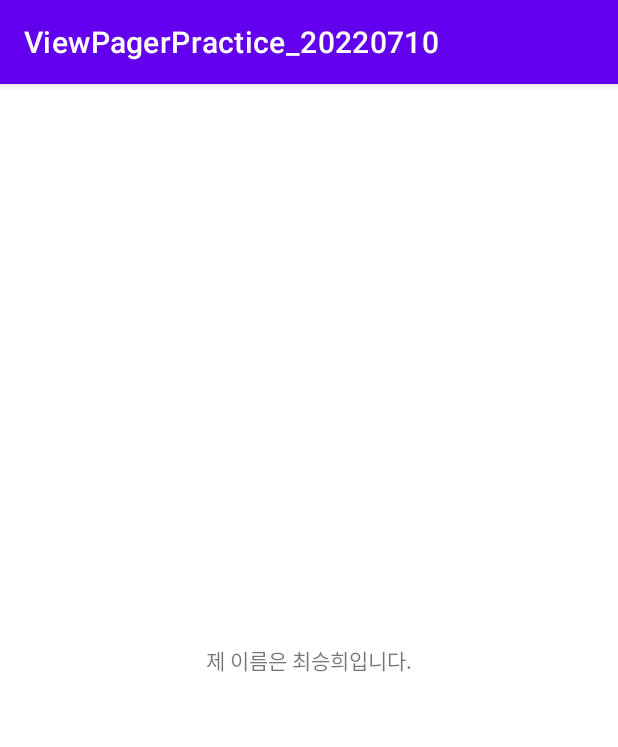
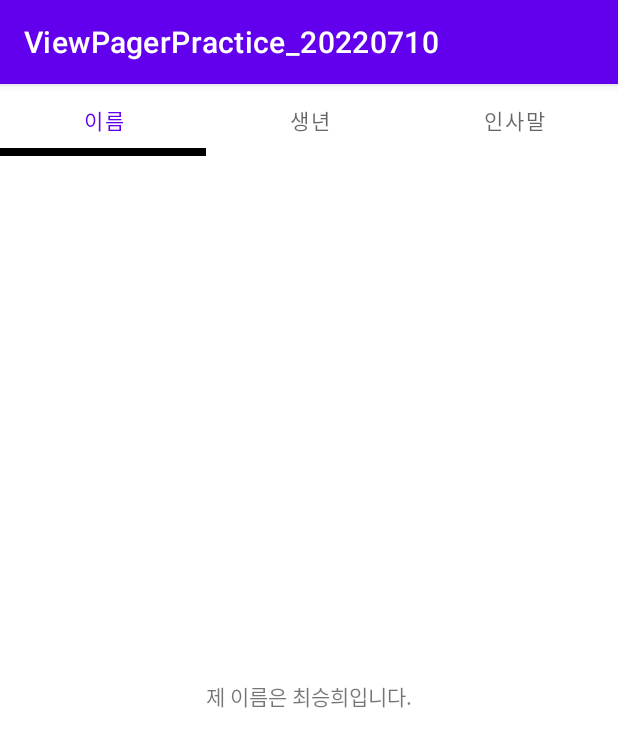
Before and after one commit to csh113/ViewPagerPractice_20220710, an Android app: the screen it shows after launch (MainActivity), on a phone screen of 412 x 824 dp. Shown: the top 747 px of the screen. Run offline under Robolectric (Android 15) with nearby library versions, the phone set to English and light mode, and no system bars.

Commit message:
5. TabLayout과 ViewPager 연동 완료

```diff
--- a/app/src/main/java/com/cshka/viewpagerpractice_20220710/MainActivity.kt
+++ b/app/src/main/java/com/cshka/viewpagerpractice_20220710/MainActivity.kt
@@ -7,11 +7,15 @@ import kotlinx.android.synthetic.main.activity_main.*
 
 class MainActivity : AppCompatActivity() {
     lateinit var mPagerAdapter : MainViewPagerAdapter
+//    val mList = ArrayList
+
     override fun onCreate(savedInstanceState: Bundle?) {
         super.onCreate(savedInstanceState)
         setContentView(R.layout.activity_main)
 
         mPagerAdapter = MainViewPagerAdapter(supportFragmentManager)
         mainViewPager.adapter = mPagerAdapter
+
+        mainTabLayout.setupWithViewPager(mainViewPager)
     }
 }
--- a/app/src/main/java/com/cshka/viewpagerpractice_20220710/adapters/MainViewPagerAdapter.kt
+++ b/app/src/main/java/com/cshka/viewpagerpractice_20220710/adapters/MainViewPagerAdapter.kt
@@ -22,4 +22,12 @@ class MainViewPagerAdapter(fm:FragmentManager) : FragmentPagerAdapter(fm) {
             else -> return HelloFragment()
         }
     }
+
+    override fun getPageTitle(position: Int): CharSequence? {
+        when(position) {
+            0 -> return "이름"
+            1 -> return "생년"
+            else -> return "인사말"
+        }
+    }
 }
--- a/app/src/main/res/layout/activity_main.xml
+++ b/app/src/main/res/layout/activity_main.xml
@@ -7,6 +7,13 @@
     android:orientation="vertical"
     tools:context=".MainActivity">
 
+    <com.google.android.material.tabs.TabLayout
+        android:id="@+id/mainTabLayout"
+        android:layout_width="match_parent"
+        android:layout_height="wrap_content"
+        app:tabIndicatorColor="@color/black"
+        app:tabIndicatorHeight="5dp"/>
+
     <androidx.viewpager.widget.ViewPager
         android:id="@+id/mainViewPager"
         android:layout_width="match_parent"
```
